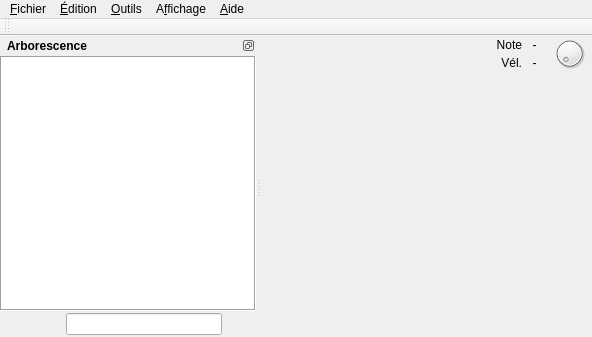
This is trunk/mainwindow.ui in davy7125/polyphone as Qt 5 draws it before an edit. The edited form follows.
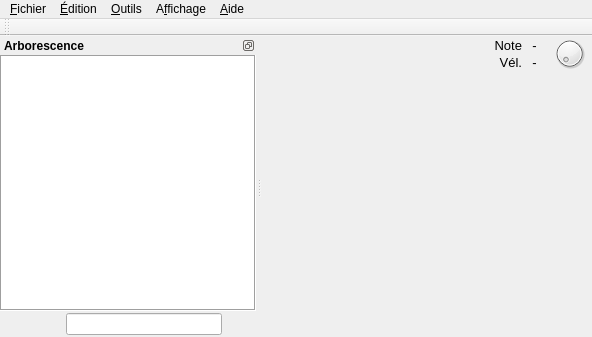
This is the edited form. Icons and pictures are not drawn. Custom widgets are drawn as their Qt base class.

Diff of the .ui file:
```diff
--- a/trunk/mainwindow.ui
+++ b/trunk/mainwindow.ui
@@ -107,7 +107,7 @@
            </property>
            <property name="font">
             <font>
-             <pointsize>9</pointsize>
+             <pointsize>10</pointsize>
             </font>
            </property>
            <property name="text">
@@ -134,7 +134,7 @@
            </property>
            <property name="font">
             <font>
-             <pointsize>9</pointsize>
+             <pointsize>10</pointsize>
             </font>
            </property>
            <property name="text">
@@ -147,6 +147,11 @@
          </item>
          <item row="1" column="0">
           <widget class="QLabel" name="label_2">
+           <property name="font">
+            <font>
+             <pointsize>10</pointsize>
+            </font>
+           </property>
            <property name="text">
             <string>Vél.</string>
            </property>
@@ -157,6 +162,11 @@
          </item>
          <item row="0" column="0">
           <widget class="QLabel" name="label_3">
+           <property name="font">
+            <font>
+             <pointsize>10</pointsize>
+            </font>
+           </property>
            <property name="text">
             <string>Note</string>
            </property>
@@ -376,13 +386,6 @@
      <bold>true</bold>
     </font>
    </property>
-   <property name="styleSheet">
-    <string notr="true">QDockWidget::title
-{
-	border: 0px;
-	padding: 3px;
-}</string>
-   </property>
    <property name="features">
     <set>QDockWidget::DockWidgetFloatable|QDockWidget::DockWidgetMovable</set>
    </property>
@@ -1473,6 +1476,12 @@
     <slot>clicTreeRight()</slot>
    </slots>
   </customwidget>
+  <customwidget>
+   <class>DockWidget</class>
+   <extends>QDockWidget</extends>
+   <header>mainwindow.h</header>
+   <container>1</container>
+  </customwidget>
  </customwidgets>
  <resources>
   <include location="ressources.qrc"/>
```
Left out of the diff: 48 changed lines with no effect on the pictures.
